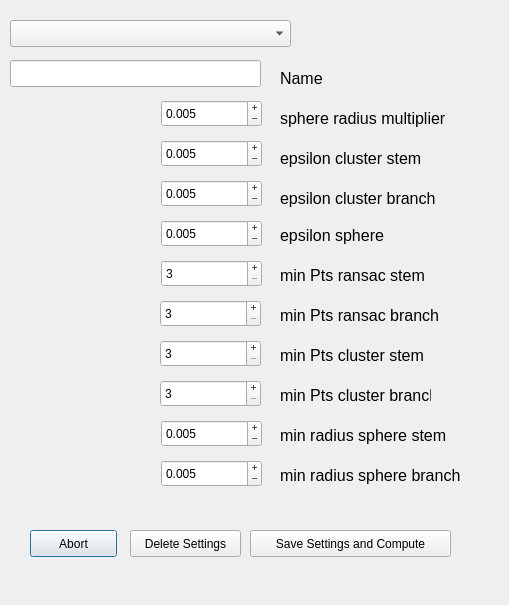
Above: src/gui/method_dialog.ui from SimpleTree/simpleTree before the change. Below: the same form after it.
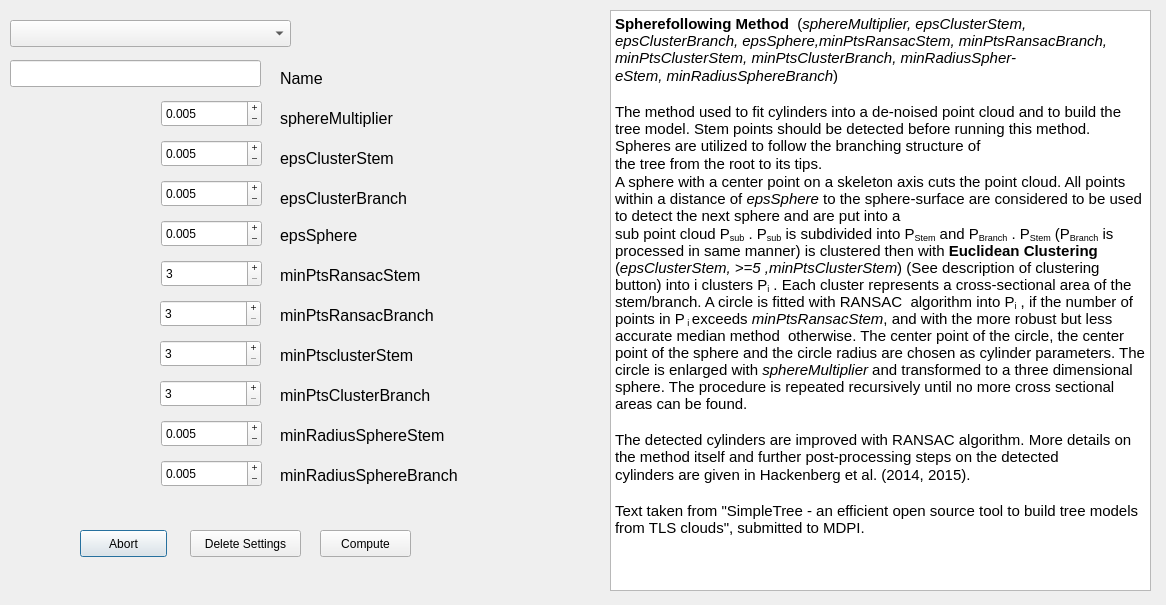
That is the form after the change.

```diff
--- a/src/gui/method_dialog.ui
+++ b/src/gui/method_dialog.ui
@@ -6,7 +6,7 @@
    <rect>
     <x>0</x>
     <y>0</y>
-    <width>509</width>
+    <width>1166</width>
     <height>605</height>
    </rect>
   </property>
@@ -44,7 +44,7 @@
   <widget class="QPushButton" name="abort">
    <property name="geometry">
     <rect>
-     <x>30</x>
+     <x>80</x>
      <y>530</y>
      <width>87</width>
      <height>27</height>
@@ -57,14 +57,14 @@
   <widget class="QPushButton" name="compute">
    <property name="geometry">
     <rect>
-     <x>250</x>
+     <x>320</x>
      <y>530</y>
-     <width>201</width>
+     <width>91</width>
      <height>27</height>
     </rect>
    </property>
    <property name="text">
-    <string>Save Settings and Compute</string>
+    <string> Compute </string>
    </property>
   </widget>
   <widget class="QLabel" name="label">
@@ -82,7 +82,7 @@
     </font>
    </property>
    <property name="text">
-    <string>sphere radius multiplier</string>
+    <string>sphereMultiplier</string>
    </property>
   </widget>
   <widget class="QDoubleSpinBox" name="sphere_radius_multiplier">
@@ -156,7 +156,7 @@
     </font>
    </property>
    <property name="text">
-    <string>epsilon cluster stem</string>
+    <string>epsClusterStem</string>
    </property>
   </widget>
   <widget class="QLabel" name="label_3">
@@ -174,7 +174,7 @@
     </font>
    </property>
    <property name="text">
-    <string>epsilon cluster branch</string>
+    <string>epsClusterBranch</string>
    </property>
   </widget>
   <widget class="QDoubleSpinBox" name="epsilon_sphere">
@@ -276,7 +276,7 @@
     </font>
    </property>
    <property name="text">
-    <string>epsilon sphere</string>
+    <string>epsSphere</string>
    </property>
   </widget>
   <widget class="QLabel" name="label_5">
@@ -294,7 +294,7 @@
     </font>
    </property>
    <property name="text">
-    <string>min radius sphere branch</string>
+    <string>minRadiusSphereBranch</string>
    </property>
    <property name="alignment">
     <set>Qt::AlignLeading|Qt::AlignLeft|Qt::AlignVCenter</set>
@@ -315,7 +315,7 @@
     </font>
    </property>
    <property name="text">
-    <string>min Pts ransac stem</string>
+    <string>minPtsRansacStem</string>
    </property>
   </widget>
   <widget class="QLineEdit" name="name">
@@ -359,7 +359,7 @@
   <widget class="QPushButton" name="delete_2">
    <property name="geometry">
     <rect>
-     <x>130</x>
+     <x>190</x>
      <y>530</y>
      <width>111</width>
      <height>27</height>
@@ -460,7 +460,7 @@
     </font>
    </property>
    <property name="text">
-    <string>min Pts ransac branch </string>
+    <string>minPtsRansacBranch</string>
    </property>
   </widget>
   <widget class="QLabel" name="label_9">
@@ -478,7 +478,7 @@
     </font>
    </property>
    <property name="text">
-    <string>min Pts cluster stem</string>
+    <string>minPtsclusterStem</string>
    </property>
   </widget>
   <widget class="QLabel" name="label_10">
@@ -496,7 +496,7 @@
     </font>
    </property>
    <property name="text">
-    <string>min Pts cluster branch</string>
+    <string>minPtsClusterBranch</string>
    </property>
   </widget>
   <widget class="QLabel" name="label_11">
@@ -514,7 +514,35 @@
     </font>
    </property>
    <property name="text">
-    <string>min radius sphere stem</string>
+    <string>minRadiusSphereStem</string>
+   </property>
+  </widget>
+  <widget class="QTextBrowser" name="textBrowser">
+   <property name="geometry">
+    <rect>
+     <x>610</x>
+     <y>10</y>
+     <width>541</width>
+     <height>581</height>
+    </rect>
+   </property>
+   <property name="html">
+    <string>&lt;!DOCTYPE HTML PUBLIC &quot;-//W3C//DTD HTML 4.0//EN&quot; &quot;http://www.w3.org/TR/REC-html40/strict.dtd&quot;&gt;
+&lt;html&gt;&lt;head&gt;&lt;meta name=&quot;qrichtext&quot; content=&quot;1&quot; /&gt;&lt;style type=&quot;text/css&quot;&gt;
+p, li { white-space: pre-wrap; }
+&lt;/style&gt;&lt;/head&gt;&lt;body style=&quot; font-family:'Ubuntu'; font-size:11pt; font-weight:400; font-style:normal;&quot;&gt;
+&lt;p style=&quot; margin-top:0px; margin-bottom:0px; margin-left:0px; margin-right:0px; -qt-block-indent:0; text-indent:0px;&quot;&gt;&lt;span style=&quot; font-weight:600;&quot;&gt;Spherefollowing Method&lt;/span&gt;  (&lt;span style=&quot; font-style:italic;&quot;&gt;sphereMultiplier, epsClusterStem, epsClusterBranch, epsSphere,minPtsRansacStem, minPtsRansacBranch, minPtsClusterStem, minPtsClusterBranch, minRadiusSpher-&lt;/span&gt;&lt;/p&gt;
+&lt;p style=&quot; margin-top:0px; margin-bottom:0px; margin-left:0px; margin-right:0px; -qt-block-indent:0; text-indent:0px;&quot;&gt;&lt;span style=&quot; font-style:italic;&quot;&gt;eStem, minRadiusSphereBranch&lt;/span&gt;)&lt;/p&gt;
+&lt;p style=&quot;-qt-paragraph-type:empty; margin-top:0px; margin-bottom:0px; margin-left:0px; margin-right:0px; -qt-block-indent:0; text-indent:0px;&quot;&gt;&lt;br /&gt;&lt;/p&gt;
+&lt;p style=&quot; margin-top:0px; margin-bottom:0px; margin-left:0px; margin-right:0px; -qt-block-indent:0; text-indent:0px;&quot;&gt;The method used to fit cylinders into a de-noised point cloud and to build the tree model. Stem points should be detected before running this method. Spheres are utilized to follow the branching structure of&lt;/p&gt;
+&lt;p style=&quot; margin-top:0px; margin-bottom:0px; margin-left:0px; margin-right:0px; -qt-block-indent:0; text-indent:0px;&quot;&gt;the tree from the root to its tips.&lt;/p&gt;
+&lt;p style=&quot; margin-top:0px; margin-bottom:0px; margin-left:0px; margin-right:0px; -qt-block-indent:0; text-indent:0px;&quot;&gt;A sphere with a center point on a skeleton axis cuts the point cloud. All points within a distance of &lt;span style=&quot; font-style:italic;&quot;&gt;epsSphere&lt;/span&gt; to the sphere-surface are considered to be used to detect the next sphere and are put into a&lt;/p&gt;
+&lt;p style=&quot; margin-top:0px; margin-bottom:0px; margin-left:0px; margin-right:0px; -qt-block-indent:0; text-indent:0px;&quot;&gt;sub point cloud P&lt;span style=&quot; vertical-align:sub;&quot;&gt;sub&lt;/span&gt; . P&lt;span style=&quot; vertical-align:sub;&quot;&gt;sub&lt;/span&gt; is subdivided into P&lt;span style=&quot; vertical-align:sub;&quot;&gt;Stem&lt;/span&gt; and P&lt;span style=&quot; vertical-align:sub;&quot;&gt;Branch&lt;/span&gt; . P&lt;span style=&quot; vertical-align:sub;&quot;&gt;Stem&lt;/span&gt; (P&lt;span style=&quot; vertical-align:sub;&quot;&gt;Branch&lt;/span&gt; is processed in same manner) is clustered then with &lt;span style=&quot; font-weight:600;&quot;&gt;Euclidean Clustering&lt;/span&gt; (&lt;span style=&quot; font-style:italic;&quot;&gt;epsClusterStem, &amp;gt;=5 ,minPtsClusterStem&lt;/span&gt;) (See description of clustering button) into i clusters P&lt;span style=&quot; vertical-align:sub;&quot;&gt;i&lt;/span&gt; . Each cluster represents a cross-sectional area of the stem/branch. A circle is fitted with RANSAC  algorithm into P&lt;span style=&quot; vertical-align:sub;&quot;&gt;i&lt;/span&gt; , if the number of points in P&lt;span style=&quot; vertical-align:sub;&quot;&gt; i &lt;/span&gt;exceeds &lt;span style=&quot; font-style:italic;&quot;&gt;minPtsRansacStem&lt;/span&gt;, and with the more robust but less accurate median method  otherwise. The center point of the circle, the center point of the sphere and the circle radius are chosen as cylinder parameters. The circle is enlarged with &lt;span style=&quot; font-style:italic;&quot;&gt;sphereMultiplier&lt;/span&gt; and transformed to a three dimensional sphere. The procedure is repeated recursively until no more cross sectional areas can be found.&lt;/p&gt;
+&lt;p style=&quot;-qt-paragraph-type:empty; margin-top:0px; margin-bottom:0px; margin-left:0px; margin-right:0px; -qt-block-indent:0; text-indent:0px;&quot;&gt;&lt;br /&gt;&lt;/p&gt;
+&lt;p style=&quot; margin-top:0px; margin-bottom:0px; margin-left:0px; margin-right:0px; -qt-block-indent:0; text-indent:0px;&quot;&gt;The detected cylinders are improved with RANSAC algorithm. More details on the method itself and further post-processing steps on the detected&lt;/p&gt;
+&lt;p style=&quot; margin-top:0px; margin-bottom:0px; margin-left:0px; margin-right:0px; -qt-block-indent:0; text-indent:0px;&quot;&gt;cylinders are given in Hackenberg et al. (2014, 2015).&lt;/p&gt;
+&lt;p style=&quot;-qt-paragraph-type:empty; margin-top:0px; margin-bottom:0px; margin-left:0px; margin-right:0px; -qt-block-indent:0; text-indent:0px;&quot;&gt;&lt;br /&gt;&lt;/p&gt;
+&lt;p style=&quot; margin-top:0px; margin-bottom:0px; margin-left:0px; margin-right:0px; -qt-block-indent:0; text-indent:0px;&quot;&gt;Text taken from &amp;quot;SimpleTree - an efficient open source tool to build tree models from TLS clouds&amp;quot;, submitted to MDPI.&lt;/p&gt;&lt;/body&gt;&lt;/html&gt;</string>
    </property>
   </widget>
  </widget>
```
